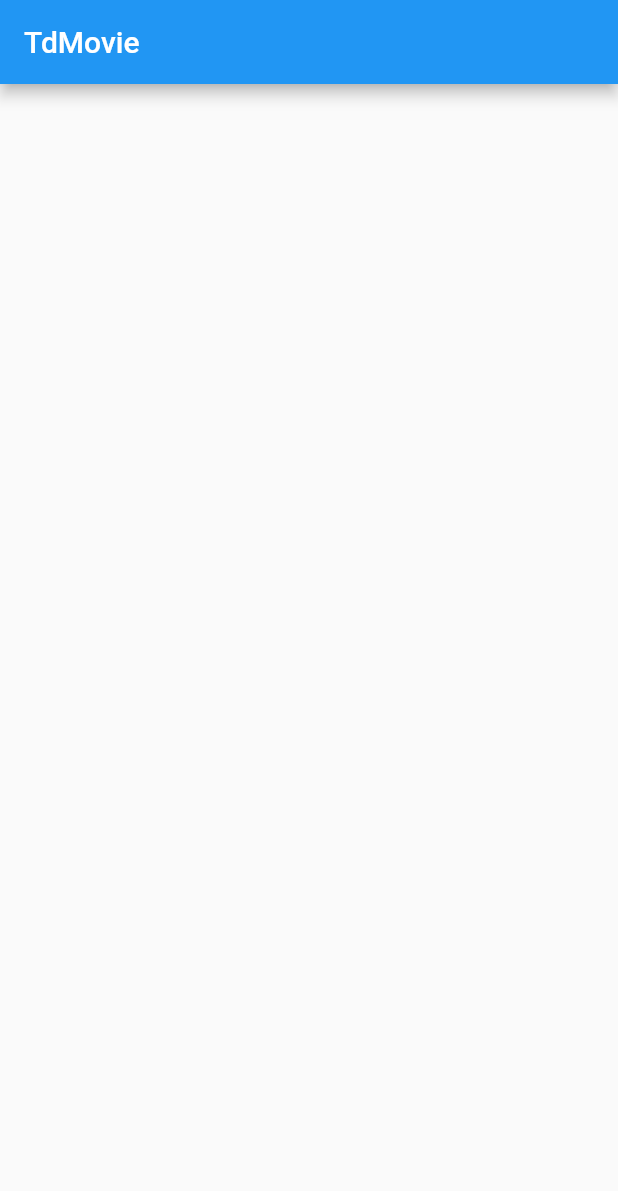
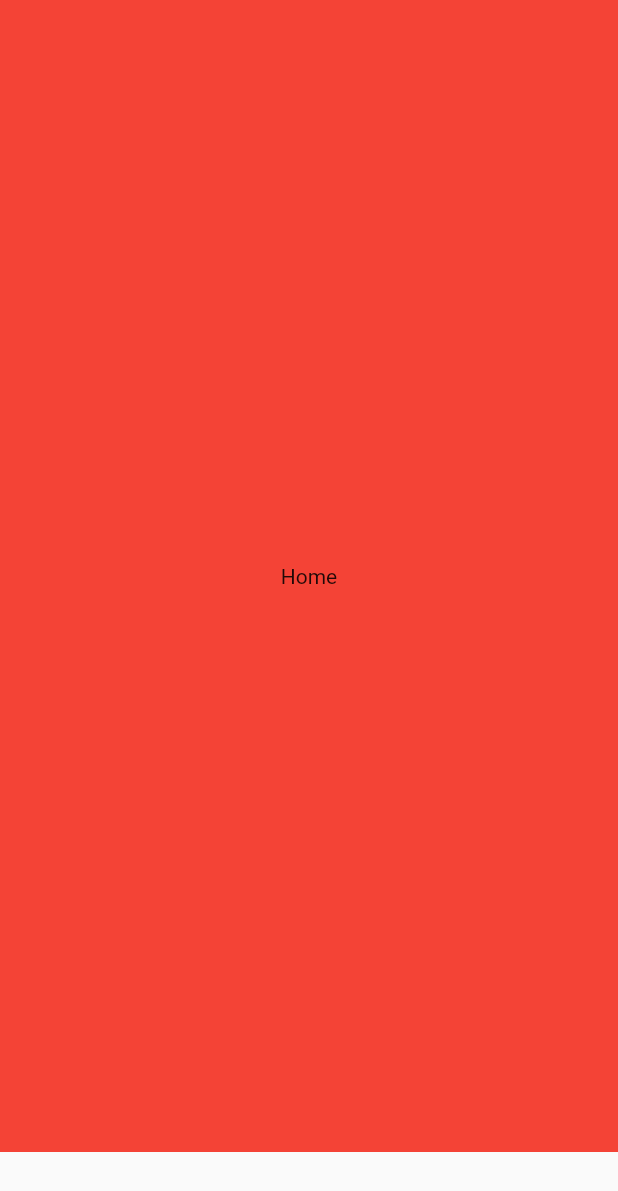
Before and after one commit to tuannm-1276/TdMovie, a Flutter app: the screen it shows after launch, on a phone screen of 412 x 824 dp. Shown: the top 1191 px of the screen. Run offline on Flutter 3.47's test engine with Material 2 defaults, Android fonts, the phone set to English and light mode, and no system bars; drawn by our look-alikes of badges.

Commit message:
Create main tabbar

```diff
--- /dev/null
+++ b/lib/components/bubble_bottom_navigation_bar.dart
@@ -0,0 +1,475 @@
+import 'dart:math' as math;
+
+import 'package:flutter/foundation.dart';
+import 'package:flutter/widgets.dart';
+import 'package:flutter/material.dart';
+import 'package:badges/badges.dart';
+import 'bubble_bottom_navigation_bar_item.dart';
+
+const double _kActiveFontSize = 14.0;
+const double _kBottomMargin = 8.0;
+enum BubbleBottomNavigationBarFabLocation { end, center }
+
+// ignore: must_be_immutable
+class BubbleBottomNavigationBar extends StatefulWidget {
+  BubbleBottomNavigationBar({
+    Key key,
+    @required this.items,
+    this.onTap,
+    this.currentIndex = 0,
+    @required this.opacity,
+    this.iconSize = 24.0,
+    this.borderRadius,
+    this.elevation,
+    this.backgroundColor,
+    this.hasNotch = false,
+    this.hasInk = false,
+    this.inkColor,
+    this.fabLocation,
+    this.tilesPadding = EdgeInsets.zero,
+    this.animationDuration = const Duration(milliseconds: 200),
+    this.cornerRadius = 48,
+  })  : assert(items.length >= 2),
+        assert(
+          items.every(
+                  (BubbleBottomNavigationBarItem item) => item.title != null) ==
+              true,
+          'Every item must have a non-null title',
+        ),
+        assert(0 <= currentIndex && currentIndex < items.length),
+        assert(iconSize != null),
+        super(key: key);
+
+  final List<BubbleBottomNavigationBarItem> items;
+  final ValueChanged<int> onTap;
+  int currentIndex;
+  final double iconSize;
+  final double opacity;
+  final BorderRadius borderRadius;
+  final double elevation;
+  final Color backgroundColor;
+  final bool hasNotch;
+  final bool hasInk;
+  final BubbleBottomNavigationBarFabLocation fabLocation;
+  final Color inkColor;
+  final EdgeInsets tilesPadding;
+  final Duration animationDuration;
+  final double cornerRadius;
+
+  @override
+  _BottomNavigationBarState createState() => _BottomNavigationBarState();
+}
+
+class _BottomNavigationBarState extends State<BubbleBottomNavigationBar>
+    with TickerProviderStateMixin {
+  List<AnimationController> _controllers = <AnimationController>[];
+  List<CurvedAnimation> _animations;
+  Color _backgroundColor;
+  ValueListenable<ScaffoldGeometry> geometryListenable;
+  bool fabExists = false;
+  Animatable<double> _flexTween;
+
+  @override
+  void didChangeDependencies() {
+    super.didChangeDependencies();
+    geometryListenable = Scaffold.geometryOf(context);
+    _flexTween = widget.hasNotch
+        ? Tween<double>(begin: 1.15, end: 2.0)
+        : Tween<double>(begin: 1.15, end: 1.75);
+  }
+
+  void _resetState() {
+    for (AnimationController controller in _controllers) controller.dispose();
+
+    _controllers =
+        List<AnimationController>.generate(widget.items.length, (int index) {
+      return AnimationController(
+        duration: widget.animationDuration,
+        vsync: this,
+      )..addListener(_rebuild);
+    });
+    _animations =
+        List<CurvedAnimation>.generate(widget.items.length, (int index) {
+      return CurvedAnimation(
+        parent: _controllers[index],
+        curve: Curves.fastOutSlowIn,
+        reverseCurve: Curves.fastOutSlowIn.flipped,
+      );
+    });
+    _controllers[widget.currentIndex].value = 1.0;
+    _backgroundColor = widget.items[widget.currentIndex].backgroundColor;
+  }
+
+  @override
+  void initState() {
+    super.initState();
+    _resetState();
+  }
+
+  void _rebuild() {
+    setState(() {});
+  }
+
+  @override
+  void dispose() {
+    for (AnimationController controller in _controllers) controller.dispose();
+    super.dispose();
+  }
+
+  double _evaluateFlex(Animation<double> animation) =>
+      _flexTween.evaluate(animation);
+
+  @override
+  void didUpdateWidget(BubbleBottomNavigationBar oldWidget) {
+    super.didUpdateWidget(oldWidget);
+
+    if (widget.items.length != oldWidget.items.length) {
+      _resetState();
+      return;
+    }
+
+    if (widget.currentIndex != oldWidget.currentIndex) {
+      _controllers[oldWidget.currentIndex].reverse();
+      _controllers[widget.currentIndex].forward();
+
+      if (widget.fabLocation == BubbleBottomNavigationBarFabLocation.center) {
+        BubbleBottomNavigationBarItem _currentItem =
+            widget.items[oldWidget.currentIndex];
+        BubbleBottomNavigationBarItem _nextItem =
+            widget.items[widget.currentIndex];
+
+        widget.items[0] = _nextItem;
+        widget.items[widget.currentIndex] = _currentItem;
+        _controllers[oldWidget.currentIndex].reverse();
+        _controllers[widget.currentIndex].forward();
+        widget.currentIndex = 0;
+        _resetState();
+      }
+    } else {
+      if (_backgroundColor != widget.items[widget.currentIndex].backgroundColor)
+        _backgroundColor = widget.items[widget.currentIndex].backgroundColor;
+    }
+  }
+
+  List<Widget> _createTiles() {
+    final MaterialLocalizations localizations =
+        MaterialLocalizations.of(context);
+    assert(localizations != null);
+    final children = <Widget>[];
+    for (int i = 0; i < widget.items.length; i += 1) {
+      children.add(
+        _BottomNavigationTile(
+          widget.items[i],
+          widget.opacity,
+          _animations[i],
+          widget.iconSize,
+          onTap: () {
+            if (widget.onTap != null) widget.onTap(i);
+          },
+          flex: _evaluateFlex(_animations[i]),
+          selected: i == widget.currentIndex,
+          indexLabel: localizations.tabLabel(
+            tabIndex: i + 1,
+            tabCount: widget.items.length,
+          ),
+          ink: widget.hasInk,
+          inkColor: widget.inkColor,
+          padding: widget.tilesPadding,
+          animationDuration: widget.animationDuration,
+          cornerRadius: widget.cornerRadius,
+        ),
+      );
+    }
+    if (widget.fabLocation == BubbleBottomNavigationBarFabLocation.center) {
+      children.insert(1, Spacer(flex: 1500));
+    }
+    return children;
+  }
+
+  Widget _createContainer(List<Widget> tiles) {
+    return DefaultTextStyle.merge(
+      overflow: TextOverflow.ellipsis,
+      child: Row(
+        mainAxisAlignment: MainAxisAlignment.spaceBetween,
+        children: tiles,
+      ),
+    );
+  }
+
+  Widget _inner(double additionalBottomPadding) {
+    return Padding(
+      padding: EdgeInsets.symmetric(horizontal: 10),
+      child: ConstrainedBox(
+        constraints: BoxConstraints(
+            minHeight: kBottomNavigationBarHeight + additionalBottomPadding),
+        child: Material(
+          type: MaterialType.transparency,
+          child: Padding(
+            padding: EdgeInsets.only(
+                bottom: additionalBottomPadding,
+                right: widget.fabLocation ==
+                        BubbleBottomNavigationBarFabLocation.end
+                    ? 72
+                    : 0),
+            child: MediaQuery.removePadding(
+              context: context,
+              removeBottom: true,
+              child: _createContainer(_createTiles()),
+            ),
+          ),
+        ),
+      ),
+    );
+  }
+
+  @override
+  Widget build(BuildContext context) {
+    assert(debugCheckHasDirectionality(context));
+    assert(debugCheckHasMaterialLocalizations(context));
+    final double additionalBottomPadding =
+        math.max(MediaQuery.of(context).padding.bottom - _kBottomMargin, 0.0);
+    return Semantics(
+      explicitChildNodes: true,
+      child: widget.hasNotch
+          ? PhysicalShape(
+              elevation: widget.elevation ?? 8.0,
+              color: widget.backgroundColor ?? Colors.white,
+              clipper: _BubbleBottomNavigationBarClipper(
+                shape: CircularNotchedRectangle(),
+                geometry: geometryListenable,
+                notchMargin: 8,
+              ),
+              child: _inner(additionalBottomPadding),
+            )
+          : Material(
+              elevation: widget.elevation ?? 8.0,
+              color: widget.backgroundColor ?? Colors.white,
+              child: _inner(additionalBottomPadding),
+              borderRadius: widget.borderRadius ?? BorderRadius.zero,
+            ),
+    );
+  }
+}
+
+class _BubbleBottomNavigationBarClipper extends CustomClipper<Path> {
+  const _BubbleBottomNavigationBarClipper({
+    @required this.geometry,
+    @required this.shape,
+    @required this.notchMargin,
+  }) : super(reclip: geometry);
+
+  final ValueListenable<ScaffoldGeometry> geometry;
+  final NotchedShape shape;
+  final double notchMargin;
+
+  @override
+  Path getClip(Size size) {
+    final Rect button = geometry.value.floatingActionButtonArea?.translate(
+      0.0,
+      geometry.value.bottomNavigationBarTop * -1.0,
+    );
+
+    return shape.getOuterPath(Offset.zero & size, button?.inflate(notchMargin));
+  }
+
+  @override
+  bool shouldReclip(_BubbleBottomNavigationBarClipper oldClipper) {
+    return oldClipper.geometry != geometry ||
+        oldClipper.shape != shape ||
+        oldClipper.notchMargin != notchMargin;
+  }
+}
+
+class _BottomNavigationTile extends StatelessWidget {
+  const _BottomNavigationTile(
+    this.item,
+    this.opacity,
+    this.animation,
+    this.iconSize, {
+    this.onTap,
+    this.colorTween,
+    this.flex,
+    this.selected = false,
+    this.indexLabel,
+    this.ink = false,
+    this.inkColor,
+    this.padding,
+    this.animationDuration = const Duration(milliseconds: 200),
+    this.cornerRadius = 48,
+  });
+
+  final BubbleBottomNavigationBarItem item;
+  final Animation<double> animation;
+  final double iconSize;
+  final VoidCallback onTap;
+  final ColorTween colorTween;
+  final double flex;
+  final bool selected;
+  final String indexLabel;
+  final double opacity;
+  final bool ink;
+  final Color inkColor;
+  final EdgeInsets padding;
+  final Duration animationDuration;
+  final double cornerRadius;
+
+  @override
+  Widget build(BuildContext context) {
+    int size;
+    Widget label;
+    size = (flex * 1000.0).round();
+    label = _Label(
+      animation: animation,
+      item: item,
+      color: item.backgroundColor,
+    );
+
+    return Expanded(
+      flex: size,
+      child: Semantics(
+        container: true,
+        header: true,
+        selected: selected,
+        child: Stack(
+          children: [
+            Padding(
+              padding: padding,
+              child: InkResponse(
+                borderRadius: BorderRadius.horizontal(
+                  right: Radius.circular(cornerRadius),
+                  left: Radius.circular(cornerRadius),
+                ),
+                containedInkWell: true,
+                onTap: onTap,
+                splashColor: ink
+                    ? inkColor != null
+                        ? inkColor
+                        : Theme.of(context).splashColor
+                    : Colors.transparent,
+                highlightColor: Colors.transparent,
+                child: Container(
+                  height: 48,
+                  decoration: BoxDecoration(
+                    color: selected
+                        ? item.backgroundColor.withOpacity(opacity)
+                        : Colors.transparent,
+                    borderRadius: BorderRadius.horizontal(
+                      right: Radius.circular(cornerRadius),
+                      left: Radius.circular(cornerRadius),
+                    ),
+                  ),
+                  child: Row(
+                    crossAxisAlignment: CrossAxisAlignment.center,
+                    mainAxisAlignment: selected
+                        ? MainAxisAlignment.spaceEvenly
+                        : MainAxisAlignment.center,
+                    mainAxisSize: MainAxisSize.max,
+                    children: [
+                      _TileIcon(
+                        colorTween: colorTween ?? ColorTween(),
+                        animation: animation,
+                        iconSize: iconSize,
+                        selected: selected,
+                        item: item,
+                      ),
+                      AnimatedCrossFade(
+                        alignment: Alignment(0, 0),
+                        firstChild: label,
+                        secondChild: Container(),
+                        duration: animationDuration,
+                        sizeCurve: Curves.fastOutSlowIn,
+                        firstCurve: Curves.fastOutSlowIn,
+                        secondCurve: Curves.fastOutSlowIn.flipped,
+                        crossFadeState: selected
+                            ? CrossFadeState.showFirst
+                            : CrossFadeState.showSecond,
+                      )
+                    ],
+                  ),
+                ),
+              ),
+            ),
+            Semantics(label: indexLabel)
+          ],
+        ),
+      ),
+    );
+  }
+}
+
+class _TileIcon extends StatelessWidget {
+  const _TileIcon({
+    Key key,
+    @required this.colorTween,
+    @required this.animation,
+    @required this.iconSize,
+    @required this.selected,
+    @required this.item,
+  }) : super(key: key);
+
+  final ColorTween colorTween;
+  final Animation<double> animation;
+  final double iconSize;
+  final bool selected;
+  final BubbleBottomNavigationBarItem item;
+
+  @override
+  Widget build(BuildContext context) {
+    Color iconColor;
+    iconColor = Colors.white;
+    return Align(
+      alignment: Alignment.topCenter,
+      heightFactor: 1.0,
+      child: Badge(
+        showBadge: item.showBadge,
+        badgeContent: item.badge,
+        badgeColor: item.badgeColor,
+        animationType: BadgeAnimationType.fade,
+        child: Container(
+          child: IconTheme(
+            data: IconThemeData(
+              color: selected ? item.backgroundColor : iconColor,
+              size: iconSize,
+            ),
+            child: selected ? item.activeIcon : item.icon,
+          ),
+        ),
+      ),
+    );
+  }
+}
+
+class _Label extends StatelessWidget {
+  _Label({
+    Key key,
+    @required this.animation,
+    @required this.item,
+    @required this.color,
+  }) : super(key: key);
+
+  final Animation<double> animation;
+  final BubbleBottomNavigationBarItem item;
+  final Color color;
+
+  @override
+  Widget build(BuildContext context) {
+    return Align(
+      alignment: Alignment.center,
+      heightFactor: 1.0,
+      child: Container(
+        child: FadeTransition(
+          alwaysIncludeSemantics: true,
+          opacity: animation,
+          child: DefaultTextStyle.merge(
+            style: TextStyle(
+              fontSize: _kActiveFontSize,
+              fontWeight: FontWeight.w600,
+              color: color,
+            ),
+            child: item.title,
+          ),
+        ),
+      ),
+    );
+  }
+}
--- /dev/null
+++ b/lib/components/bubble_bottom_navigation_bar_item.dart
@@ -0,0 +1,21 @@
+import 'package:flutter/material.dart';
+
+class BubbleBottomNavigationBarItem {
+  const BubbleBottomNavigationBarItem({
+    @required this.icon,
+    @required this.activeIcon,
+    this.title,
+    this.showBadge = false,
+    this.badgeColor = Colors.black,
+    this.badge,
+    this.backgroundColor,
+  });
+
+  final Widget icon;
+  final Widget activeIcon;
+  final Widget title;
+  final bool showBadge;
+  final Color badgeColor;
+  final Widget badge; // The content of badge. Usually Text or Icon.
+  final Color backgroundColor;
+}
--- /dev/null
+++ b/lib/extension/iterable_ext.dart
@@ -0,0 +1,9 @@
+extension IterableExt<E> on Iterable<E> {
+  Iterable<R> mapIndexed<R>(R Function(int index, E item) f) sync* {
+    var index = 0;
+    for(final item in this) {
+      yield f(index, item);
+      index += 1;
+    }
+  }
+}
--- a/lib/main.dart
+++ b/lib/main.dart
@@ -1,10 +1,16 @@
+import 'package:flutter/cupertino.dart';
 import 'package:flutter/material.dart';
-import 'package:td_movie/screen/home/home_container.dart';
-import 'package:td_movie/util/strings.dart';
+import 'package:flutter/rendering.dart';
 
-void main() => runApp(MyApp());
+import 'components/bubble_bottom_navigation_bar.dart';
+import 'components/bubble_bottom_navigation_bar_item.dart';
+import 'extension/iterable_ext.dart';
 
-class MyApp extends StatelessWidget {
+void main() {
+  runApp(App());
+}
+
+class App extends StatelessWidget {
   // This widget is the root of your application.
   @override
   Widget build(BuildContext context) {
@@ -12,11 +18,80 @@ class MyApp extends StatelessWidget {
       theme: ThemeData(
         primarySwatch: Colors.blue,
       ),
-      home: Scaffold(
-        appBar: AppBar(
-          title: Text(Strings.appTitle),
+      debugShowCheckedModeBanner: false,
+      home: MainPage(),
+    );
+  }
+}
+
+class MainPage extends StatefulWidget {
+  final _titles = ['Home', 'Categories', 'Favorite'];
+  final _colors = [Colors.red, Colors.purple, Colors.teal];
+  final _icons = [Icons.home, Icons.category, Icons.favorite];
+
+  @override
+  _MainPageState createState() => _MainPageState();
+}
+
+class _MainPageState extends State<MainPage> {
+  PageController _pageController;
+  int _currentPage = 0;
+
+  @override
+  void initState() {
+    _pageController = PageController(
+      initialPage: 0,
+      keepPage: false,
+      viewportFraction: 1.0,
+    );
+    super.initState();
+  }
+
+  void _changePage(int page) {
+    setState(() => _currentPage = page);
+    _pageController.jumpToPage(page);
+  }
+
+  List<Widget> _buildPageViewScreens() {
+    return widget._titles.mapIndexed((index, title) {
+      return Container(
+        color: widget._colors[index],
+        child: Center(child: Text(title)),
+      );
+    }).toList();
+  }
+
+  List<BubbleBottomNavigationBarItem> _buildBottomNavigationTabs() {
+    return widget._titles.mapIndexed((index, title) {
+      return BubbleBottomNavigationBarItem(
+        title: Text(title),
+        icon: Icon(widget._icons[index], color: widget._colors[index]),
+        activeIcon: Icon(widget._icons[index], color: widget._colors[index]),
+        backgroundColor: widget._colors[index],
+      );
+    }).toList();
+  }
+
+  @override
+  Widget build(BuildContext context) {
+    return Scaffold(
+      body: SafeArea(
+        child: PageView(
+          controller: _pageController,
+          physics: BouncingScrollPhysics(),
+          onPageChanged: (page) => setState(() => _currentPage = page),
+          children: _buildPageViewScreens(),
         ),
-        body: HomeContainer(),
+      ),
+      bottomNavigationBar: BubbleBottomNavigationBar(
+        hasNotch: true,
+        opacity: .2,
+        currentIndex: _currentPage,
+        onTap: _changePage,
+        borderRadius: BorderRadius.vertical(top: Radius.circular(16)),
+        elevation: 8,
+        animationDuration: Duration(milliseconds: 300),
+        items: _buildBottomNavigationTabs(),
       ),
     );
   }
--- a/pubspec.yaml
+++ b/pubspec.yaml
@@ -33,6 +33,7 @@ dependencies:
   # The following adds the Cupertino Icons font to your application.
   # Use with the CupertinoIcons class for iOS style icons.
   cupertino_icons: ^1.0.2
+  badges: ^2.0.0-nullsafety.1
 
 dev_dependencies:
   flutter_test:
```
Also changed, not shown: pubspec.lock (added), 7 other files.
